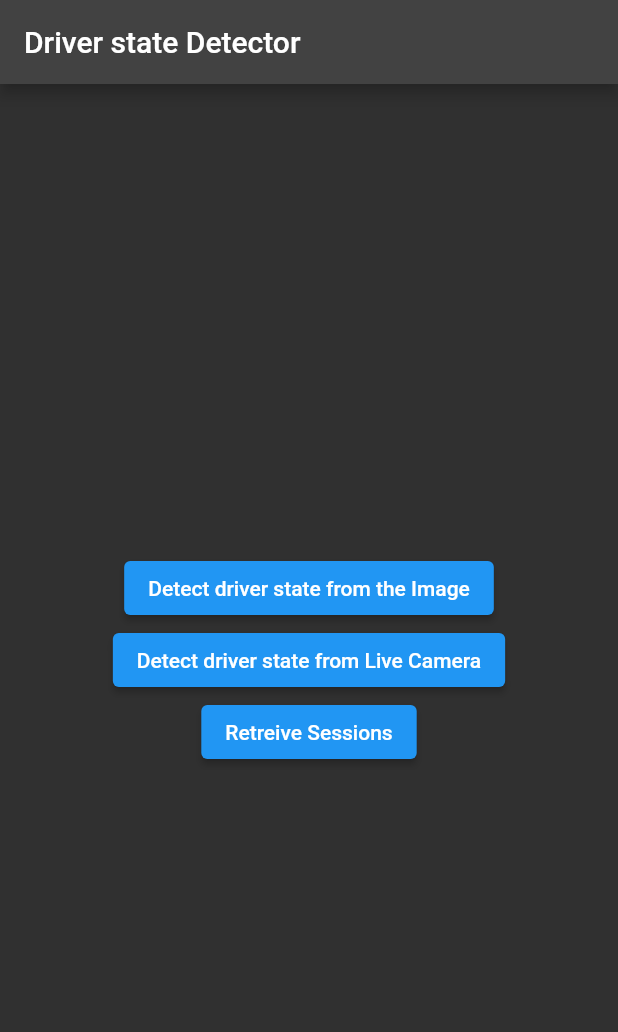
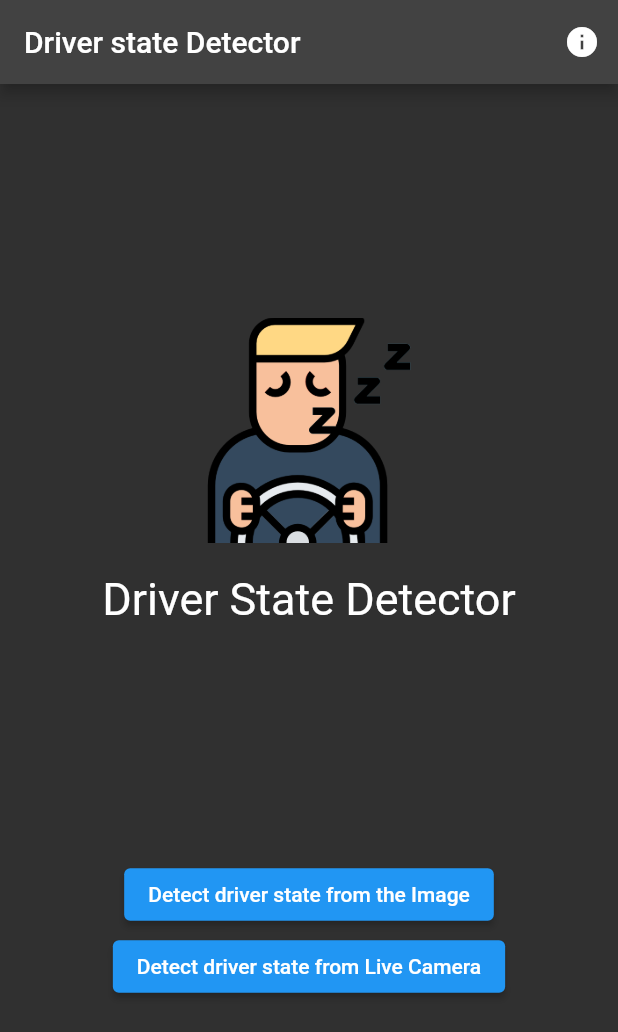
Before and after one commit to RealKintaro/DL_Flutter_Project, a Flutter app: the screen it shows after launch, on a phone screen of 412 x 824 dp. Shown: the top 1032 px of the screen. Run offline on Flutter 3.47's test engine with Material 2 defaults, Android fonts, the light colour scheme and no system bars; our stand-ins replace camera, charts_flutter, cloud_firestore, firebase_core, image_picker; missing offline and left inert: tflite; accounts and stored records are empty.

Commit message:
Final_Touches

```diff
--- a/lib/driver_state_detection_image.dart
+++ b/lib/driver_state_detection_image.dart
@@ -109,6 +109,7 @@ class DriverStateFromImageState extends State<DriverStateFromImage> {
                           child: const Text(
                             "No image has been selected",
                             style: TextStyle(
+                              color: Colors.white,
                               fontSize: 20,
                             ),
                           ),
@@ -125,7 +126,7 @@ class DriverStateFromImageState extends State<DriverStateFromImage> {
                       ? Text(
                           "${_recognitions![0]["label"]}",
                           style: const TextStyle(
-                            color: Colors.black,
+                            color: Colors.white,
                             fontSize: 20.0,
                           ),
                         )
--- a/lib/home_screen.dart
+++ b/lib/home_screen.dart
@@ -1,4 +1,5 @@
 import 'package:driver_state_detection/sessions_states.dart';
+import 'package:flutter/services.dart';
 
 import 'driver_state_detection_camera.dart';
 import 'driver_state_detection_image.dart';
@@ -7,17 +8,58 @@ import 'package:flutter/material.dart';
 class HomeScreen extends StatelessWidget {
   const HomeScreen({Key? key}) : super(key: key);
 
+  void LandscapeModeOnly() {
+    SystemChrome.setPreferredOrientations([
+      DeviceOrientation.landscapeLeft,
+      DeviceOrientation.landscapeRight,
+    ]);
+  }
+
   @override
   Widget build(BuildContext context) {
     return Scaffold(
       appBar: AppBar(
         title: const Text('Driver state Detector'),
+        // add a button to the app bar
+        actions: <Widget>[
+          IconButton(
+            icon: const Icon(Icons.info),
+            onPressed: () {
+              Navigator.of(context).push(
+                MaterialPageRoute(
+                  builder: (context) => const SessionsInfo(),
+                ),
+              );
+            },
+          ),
+        ],
       ),
       body: Center(
           child: Column(
+              mainAxisAlignment: MainAxisAlignment.spaceEvenly,
+              children: [
+            // get app icon
+            Column(children: const [
+              Image(
+                image: AssetImage('assets/images/driver.png'),
+                height: 150,
+                width: 150,
+              ),
+              SizedBox(
+                height: 20,
+              ),
+              Text(
+                'Driver State Detector',
+                style: TextStyle(fontSize: 30),
+              ),
+            ]),
+            Column(
               mainAxisAlignment: MainAxisAlignment.center,
               children: <Widget>[
                 ElevatedButton(
+                  style: ElevatedButton.styleFrom(
+                    minimumSize: const Size(170, 35),
+                  ),
                   child: const Text('Detect driver state from the Image'),
                   onPressed: () {
                     Navigator.of(context).push(
@@ -28,27 +70,25 @@ class HomeScreen extends StatelessWidget {
                   },
                 ),
                 ElevatedButton(
+                  // size of the button
+                  style: ElevatedButton.styleFrom(
+                    minimumSize: const Size(170, 35),
+                  ),
                   child: const Text('Detect driver state from Live Camera'),
                   onPressed: () {
                     Navigator.of(context).push(
                       MaterialPageRoute(
-                    builder: (context) => const DriverStateFromLiveCamera(),
+                        builder: (context) {
+                          LandscapeModeOnly();
+                          return const DriverStateFromLiveCamera();
+                        },
                       ),
                     );
                   },
                 ),
-            ElevatedButton(
-                onPressed: (() {
-                  Navigator.of(context).push(
-                    MaterialPageRoute(
-                      builder: (context) => const SessionsInfo(),
-                    ),
-                  );
-                }),
-                child: const Text('Retreive Sessions'))
               ],
             ),
-      ),
+          ])),
     );
   }
 }
--- a/pubspec.yaml
+++ b/pubspec.yaml
@@ -70,6 +70,7 @@ flutter:
   assets:
     - assets/ml_trained_model/converted_model.tflite
     - assets/ml_trained_model/labels.txt
+    - assets/images/
 
   # An image asset can refer to one or more resolution-specific "variants", see
   # https://flutter.dev/assets-and-images/#resolution-aware
```
Also changed, not shown: lib/bar_chart_page.dart (+41 -4 lines), lib/driver_state_detection_camera.dart (+20 -4 lines), lib/main.dart (+61 -3 lines), lib/sessions_states.dart (+31 -11 lines), assets/images/1024.png (added), assets/images/driver.png (added), 16 other files. Lines whose indentation alone changed are shown as unchanged.
